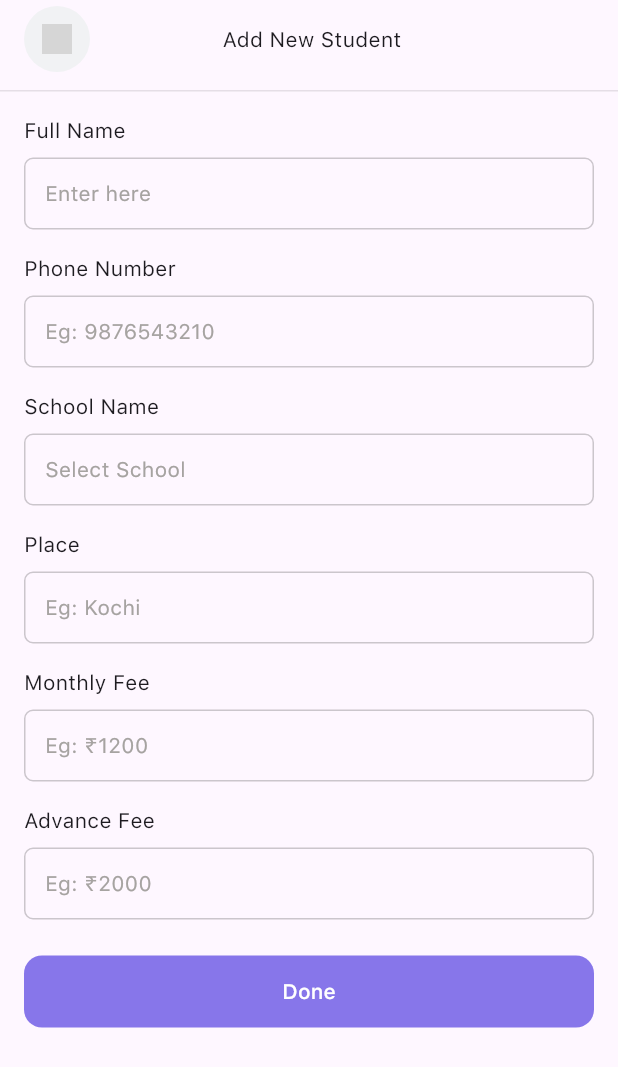
After one commit to faizsr/School-Van-Fee-Tracker, a Flutter app: the AddEditStudentScreen screen opened by its route, on a phone screen of 412 x 824 dp. The commit adds this screen. Shown: the top 1067 px of the screen. Run offline on Flutter 3.47's test engine with Material 3 defaults, Android fonts, the phone set to English and light mode, and no system bars; missing offline and left inert: iconify_flutter; grey boxes are pictures that could not be loaded.

Commit message:
Add Student UI page design completed

```diff
--- a/lib/src/core/router/app_routes.dart
+++ b/lib/src/core/router/app_routes.dart
@@ -1,4 +1,5 @@
 import 'package:flutter/material.dart';
+import 'package:school_van_fee_tracker/src/screens/add_edit_student/add_edit_student_screen.dart';
 import '../../screens/home/home_screen.dart';
 import '../../screens/student_detail/student_detail_screen.dart';
 
@@ -33,9 +34,9 @@ class AppRouter {
       case AppRoutes.studentDetail:
         return _buildRoute(StudentDetailScreen());
 
-      // // ── Add Student ───────────────────────
-      // case AppRoutes.addStudent:
-      //   return _buildRoute(const AddEditStudentScreen());
+      // ── Add Student ───────────────────────
+      case AppRoutes.addStudent:
+        return _buildRoute(const AddEditStudentScreen());
 
       // // ── Edit Student ──────────────────────
       // case AppRoutes.editStudent:
--- /dev/null
+++ b/lib/src/screens/add_edit_student/add_edit_student_screen.dart
@@ -0,0 +1,77 @@
+import 'package:flutter/material.dart';
+import 'package:school_van_fee_tracker/src/core/constants/app_colors.dart';
+import 'package:school_van_fee_tracker/src/core/constants/app_constants.dart';
+import 'package:school_van_fee_tracker/src/core/constants/app_icons.dart';
+import 'package:school_van_fee_tracker/src/screens/add_edit_student/widgets/k_text_field.dart';
+import 'package:school_van_fee_tracker/src/widgets/k_icon_button.dart';
+
+class AddEditStudentScreen extends StatelessWidget {
+  const AddEditStudentScreen({super.key});
+
+  @override
+  Widget build(BuildContext context) {
+    return Scaffold(
+      appBar: AppBar(toolbarHeight: 0, forceMaterialTransparency: true),
+      body: Column(
+        children: [
+          buildAppbar(context),
+          Expanded(
+            child: ListView(
+              padding: EdgeInsets.all(16),
+              children: [
+                KTextField(label: 'Full Name', hintText: 'Enter here'),
+                vSpace16,
+                KTextField(label: 'Phone Number', hintText: 'Eg: 9876543210'),
+                vSpace16,
+                KTextField(label: 'School Name', hintText: 'Select School'),
+                vSpace16,
+                KTextField(label: 'Place', hintText: 'Eg: Kochi'),
+                vSpace16,
+                KTextField(label: 'Monthly Fee', hintText: 'Eg: ₹1200'),
+                vSpace16,
+                KTextField(label: 'Advance Fee', hintText: 'Eg: ₹2000'),
+                vSpace24,
+                SizedBox(
+                  height: 48,
+                  child: FilledButton(
+                    onPressed: () {},
+                    style: FilledButton.styleFrom(
+                      shape: RoundedRectangleBorder(
+                        borderRadius: BorderRadius.circular(12),
+                      ),
+                      backgroundColor: AppColors.blue,
+                    ),
+                    child: Text('Done'),
+                  ),
+                ),
+              ],
+            ),
+          ),
+        ],
+      ),
+    );
+  }
+
+  Container buildAppbar(BuildContext context) {
+    return Container(
+      padding: const EdgeInsets.fromLTRB(16, 4, 16, 12),
+      decoration: BoxDecoration(
+        border: Border(
+          bottom: BorderSide(color: AppColors.black.withValues(alpha: 0.1)),
+        ),
+      ),
+      child: Row(
+        mainAxisAlignment: MainAxisAlignment.spaceBetween,
+        children: [
+          KIconButton(
+            iconSize: 20,
+            icon: AppIcons.back,
+            onPressed: () => Navigator.pop(context),
+          ),
+          Text('Add New Student'),
+          hSpace40,
+        ],
+      ),
+    );
+  }
+}
--- /dev/null
+++ b/lib/src/screens/add_edit_student/widgets/k_text_field.dart
@@ -0,0 +1,75 @@
+import 'package:flutter/material.dart';
+import 'package:school_van_fee_tracker/src/core/constants/app_colors.dart';
+import 'package:school_van_fee_tracker/src/core/constants/app_constants.dart';
+
+class KTextField extends StatelessWidget {
+  const KTextField({
+    super.key,
+    this.label = '',
+    this.hintText,
+    this.validator,
+    this.controller,
+    this.onChanged,
+  });
+
+  final String label;
+  final String? hintText;
+  final String? Function(String?)? validator;
+  final TextEditingController? controller;
+  final void Function(String)? onChanged;
+
+  @override
+  Widget build(BuildContext context) {
+    return Column(
+      crossAxisAlignment: CrossAxisAlignment.start,
+      children: [
+        Text(label),
+        vSpace8,
+        TextFormField(
+          cursorColor: AppColors.white.withValues(alpha: 0.5),
+          autovalidateMode: AutovalidateMode.onUserInteraction,
+          controller: controller,
+          onTapOutside: (event) =>
+              FocusManager.instance.primaryFocus?.unfocus(),
+          style: Theme.of(context).textTheme.bodyMedium,
+          decoration: InputDecoration(
+            hintText: hintText,
+            hintStyle: Theme.of(
+              context,
+            ).textTheme.bodyMedium?.copyWith(color: AppColors.gray),
+            errorStyle: Theme.of(context).textTheme.bodySmall,
+            contentPadding: const EdgeInsets.all(10),
+            border: OutlineInputBorder(
+              borderRadius: BorderRadius.circular(6),
+              borderSide: BorderSide(
+                color: AppColors.black.withValues(alpha: 0.2),
+              ),
+            ),
+            enabledBorder: OutlineInputBorder(
+              borderRadius: BorderRadius.circular(6),
+              borderSide: BorderSide(
+                color: AppColors.black.withValues(alpha: 0.2),
+              ),
+            ),
+            focusedBorder: OutlineInputBorder(
+              borderRadius: BorderRadius.circular(6),
+              borderSide: BorderSide(),
+            ),
+            errorBorder: OutlineInputBorder(
+              borderRadius: BorderRadius.circular(6),
+              borderSide: BorderSide(
+                color: AppColors.red.withValues(alpha: 0.6),
+              ),
+            ),
+            focusedErrorBorder: OutlineInputBorder(
+              borderRadius: BorderRadius.circular(6),
+              borderSide: BorderSide(color: AppColors.red),
+            ),
+          ),
+          validator: validator,
+          onChanged: onChanged,
+        ),
+      ],
+    );
+  }
+}
--- a/lib/src/screens/home/home_screen.dart
+++ b/lib/src/screens/home/home_screen.dart
@@ -2,6 +2,7 @@ import 'package:flutter/material.dart';
 import 'package:school_van_fee_tracker/src/core/constants/app_colors.dart';
 import 'package:school_van_fee_tracker/src/core/constants/app_constants.dart';
 import 'package:school_van_fee_tracker/src/core/constants/app_icons.dart';
+import 'package:school_van_fee_tracker/src/core/router/app_routes.dart';
 import 'package:school_van_fee_tracker/src/screens/home/widgets/k_search_field.dart';
 import 'package:school_van_fee_tracker/src/screens/home/widgets/student_card.dart';
 import 'package:school_van_fee_tracker/src/widgets/k_icon_button.dart';
@@ -63,7 +64,9 @@ class HomeScreen extends StatelessWidget {
             iconSize: 20,
             iconColor: AppColors.white,
             bgColor: AppColors.blue,
-            onPressed: () {},
+            onPressed: () {
+              Navigator.pushNamed(context, AppRoutes.addStudent);
+            },
           ),
         ],
       ),
--- a/lib/src/screens/student_detail/student_detail_screen.dart
+++ b/lib/src/screens/student_detail/student_detail_screen.dart
@@ -17,7 +17,7 @@ class StudentDetailScreen extends StatelessWidget {
       body: Column(
         crossAxisAlignment: CrossAxisAlignment.start,
         children: [
-          buildAppbar(),
+          buildAppbar(context),
           Expanded(
             child: ListView(
               padding: EdgeInsets.fromLTRB(16, 16, 16, 16),
@@ -130,7 +130,7 @@ class StudentDetailScreen extends StatelessWidget {
     );
   }
 
-  Container buildAppbar() {
+  Container buildAppbar(BuildContext context) {
     return Container(
       padding: const EdgeInsets.fromLTRB(16, 4, 8, 12),
       decoration: BoxDecoration(
@@ -141,7 +141,11 @@ class StudentDetailScreen extends StatelessWidget {
       child: Row(
         mainAxisAlignment: MainAxisAlignment.spaceBetween,
         children: [
-          KIconButton(iconSize: 20, icon: AppIcons.back, onPressed: () {}),
+          KIconButton(
+            iconSize: 20,
+            icon: AppIcons.back,
+            onPressed: () => Navigator.pop(context),
+          ),
           Text('Student Info'),
           KIconButton(
             iconSize: 24,
```
